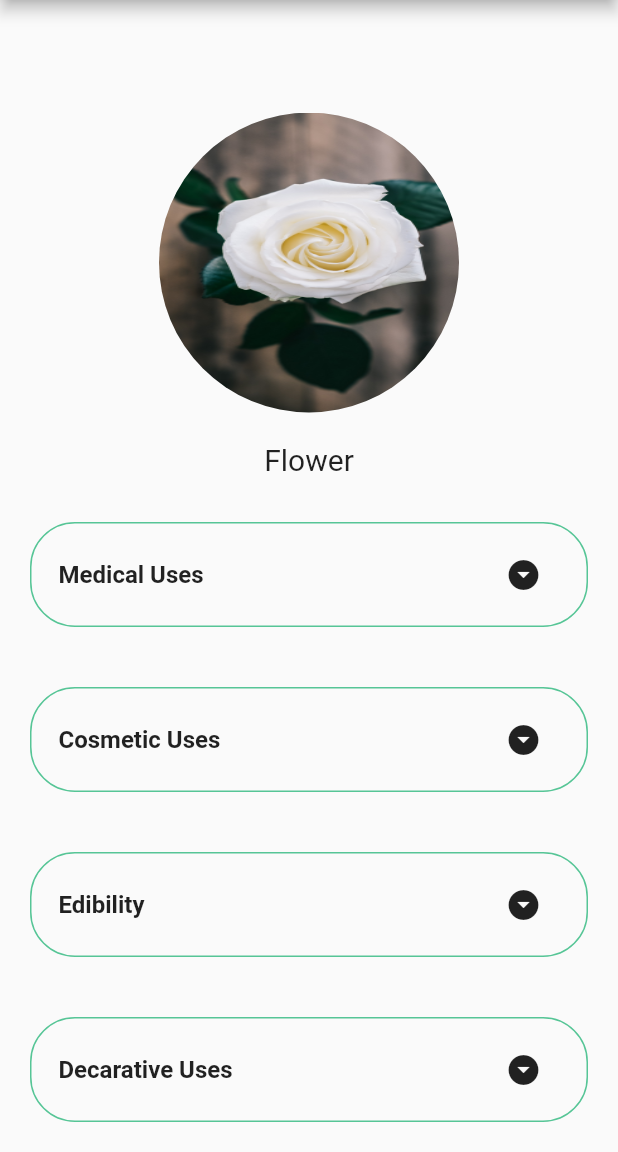
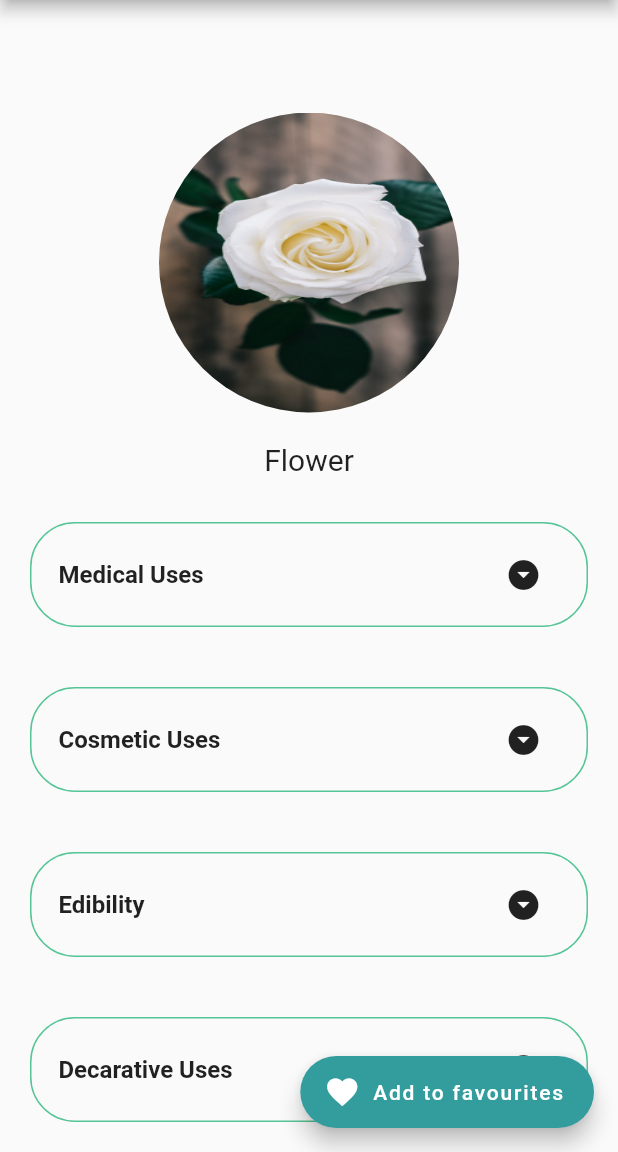
Before and after one commit to Zestful-Tribu/lilyora, a Flutter app: the FlowerScreen screen opened by its route, on a phone screen of 412 x 824 dp, the part 84-1236 px from its top. Run offline on Flutter 3.47's test engine with Material 2 defaults, Android fonts, the phone set to English and light mode, and no system bars; our stand-ins replace dio, image_picker, sticky_headers; missing offline and left inert: flappy_search_bar.

Commit message:
adding floating action button for favourites

```diff
--- a/lib/screens/flower_screen.dart
+++ b/lib/screens/flower_screen.dart
@@ -82,7 +82,15 @@ class _FlowerScreenState extends State<FlowerScreen> {
   @override
   Widget build(BuildContext context) {
     return Scaffold(
+        floatingActionButton: FloatingActionButton.extended(
+          onPressed: () {
+            // Add your onPressed code here!
 
+          },
+          label: const Text('Add to favourites'),
+          icon: const Icon(Icons.favorite),
+          backgroundColor: Primary_Color2,
+        ),
         drawer: LilyoraDrawer(),
         appBar: lilyora_App_Bar(context),
         body: SafeArea(
```
